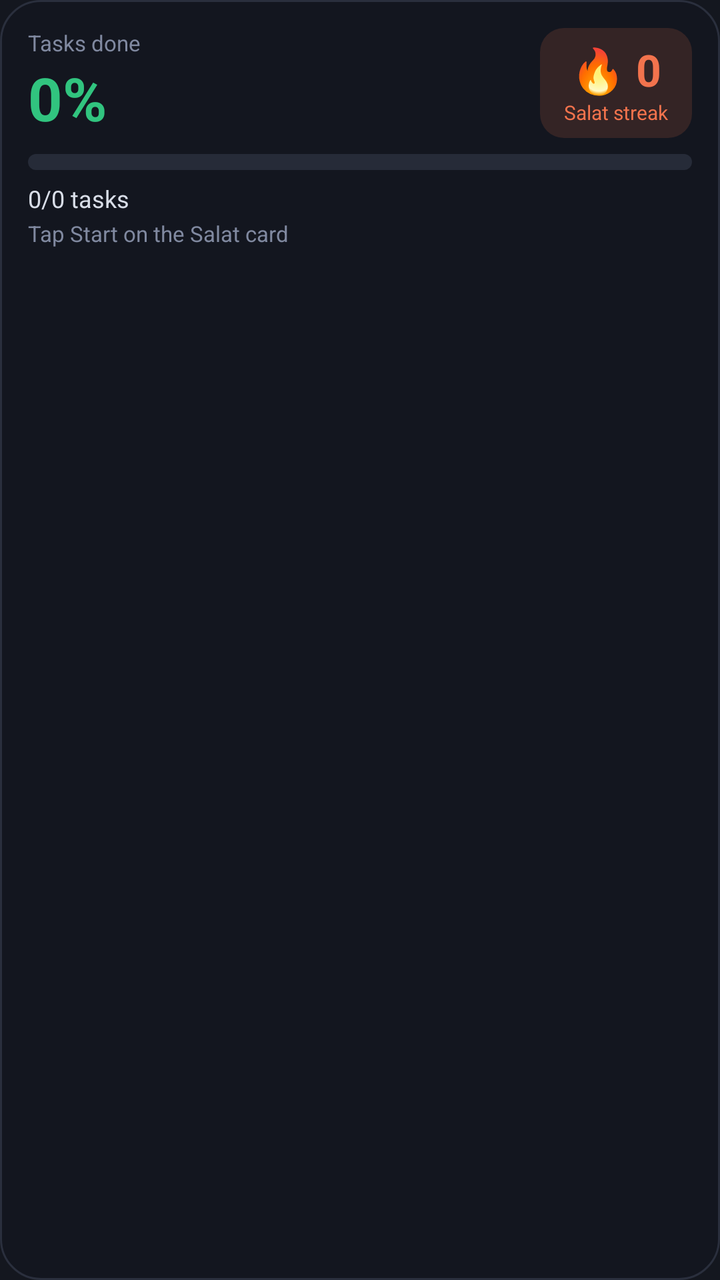
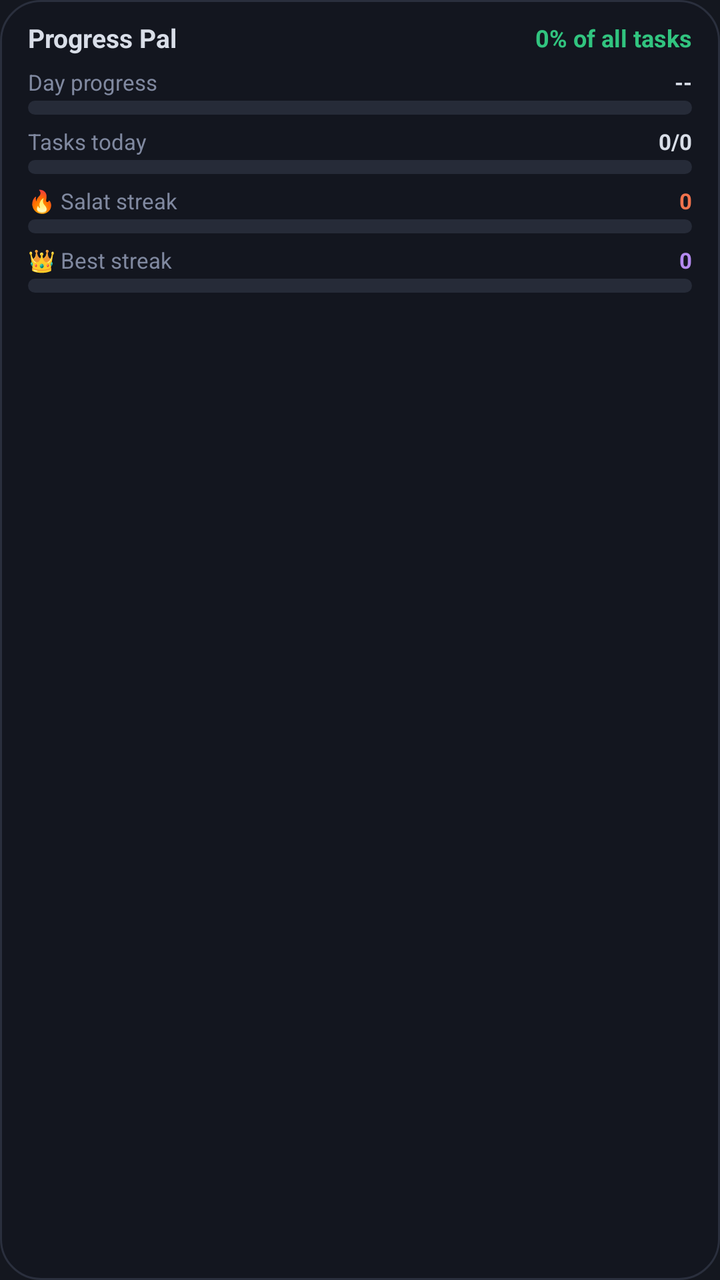

Before-and-after screenshots of an Android layout around one commit, followed by the original layout XML and the change that was made.
<!-- AndroidManifest.xml: application theme Theme.ProgressPal -->
<!-- res/layout/widget_progress.xml -->
<?xml version="1.0" encoding="utf-8"?>
<LinearLayout xmlns:android="http://schemas.android.com/apk/res/android"
    android:id="@+id/widget_root"
    android:layout_width="match_parent"
    android:layout_height="match_parent"
    android:background="@drawable/widget_bg"
    android:orientation="vertical"
    android:padding="14dp">

    <LinearLayout
        android:layout_width="match_parent"
        android:layout_height="wrap_content"
        android:gravity="center_vertical"
        android:orientation="horizontal">

        <LinearLayout
            android:layout_width="0dp"
            android:layout_height="wrap_content"
            android:layout_weight="1"
            android:orientation="vertical">

            <TextView
                android:layout_width="wrap_content"
                android:layout_height="wrap_content"
                android:text="Tasks done"
                android:textColor="#8089A0"
                android:textSize="11sp" />

            <TextView
                android:id="@+id/widget_percent"
                android:layout_width="wrap_content"
                android:layout_height="wrap_content"
                android:text="0%"
                android:textColor="#31C47F"
                android:textSize="30sp"
                android:textStyle="bold" />
        </LinearLayout>

        <LinearLayout
            android:layout_width="wrap_content"
            android:layout_height="wrap_content"
            android:background="@drawable/widget_chip_bg"
            android:gravity="center_horizontal"
            android:orientation="vertical"
            android:paddingStart="12dp"
            android:paddingTop="6dp"
            android:paddingEnd="12dp"
            android:paddingBottom="6dp">

            <TextView
                android:id="@+id/widget_streak"
                android:layout_width="wrap_content"
                android:layout_height="wrap_content"
                android:text="🔥 0"
                android:textColor="#F2734D"
                android:textSize="22sp"
                android:textStyle="bold" />

            <TextView
                android:layout_width="wrap_content"
                android:layout_height="wrap_content"
                android:text="Salat streak"
                android:textColor="#F2734D"
                android:textSize="10sp" />
        </LinearLayout>
    </LinearLayout>

    <ProgressBar
        android:id="@+id/widget_bar"
        style="@android:style/Widget.ProgressBar.Horizontal"
        android:layout_width="match_parent"
        android:layout_height="8dp"
        android:layout_marginTop="8dp"
        android:max="100"
        android:progress="0"
        android:progressDrawable="@drawable/widget_progress_bar" />

    <TextView
        android:id="@+id/widget_detail"
        android:layout_width="match_parent"
        android:layout_height="wrap_content"
        android:layout_marginTop="6dp"
        android:text="0/0 tasks"
        android:textColor="#D9DEE8"
        android:textSize="12sp" />

    <TextView
        android:id="@+id/widget_salat"
        android:layout_width="match_parent"
        android:layout_height="wrap_content"
        android:layout_marginTop="2dp"
        android:text="Tap Start on the Salat card"
        android:textColor="#8089A0"
        android:textSize="11sp" />
</LinearLayout>
<!-- resources referenced by this layout -->
<resources>
  <!-- drawable widget_chip_bg (drawable) -->
  <?xml version="1.0" encoding="utf-8"?>
  <shape xmlns:android="http://schemas.android.com/apk/res/android" android:shape="rectangle">
      <solid android:color="#26F2734D" />
      <corners android:radius="12dp" />
  </shape>
  <!-- drawable widget_progress_bar (drawable) -->
  <?xml version="1.0" encoding="utf-8"?>
  <layer-list xmlns:android="http://schemas.android.com/apk/res/android">
      <item android:id="@android:id/background">
          <shape android:shape="rectangle">
              <solid android:color="#262B38" />
              <corners android:radius="6dp" />
          </shape>
      </item>
      <item android:id="@android:id/progress">
          <clip>
              <shape android:shape="rectangle">
                  <gradient android:startColor="#EDD81C" android:endColor="#22C25A" android:angle="0" />
                  <corners android:radius="6dp" />
              </shape>
          </clip>
      </item>
  </layer-list>
  <!-- unchanged entries left out for length: 3 -->
</resources>

<!-- the commit's change to res/layout/widget_progress.xml (unified diff, before → after) -->
@@ -5,91 +5,61 @@
     android:layout_height="match_parent"
     android:background="@drawable/widget_bg"
     android:orientation="vertical"
-    android:padding="14dp">
+    android:paddingStart="14dp"
+    android:paddingTop="10dp"
+    android:paddingEnd="14dp"
+    android:paddingBottom="10dp">
 
+    
     <LinearLayout
         android:layout_width="match_parent"
         android:layout_height="wrap_content"
         android:gravity="center_vertical"
         android:orientation="horizontal">
 
-        <LinearLayout
+        <TextView
             android:layout_width="0dp"
             android:layout_height="wrap_content"
             android:layout_weight="1"
-            android:orientation="vertical">
+            android:text="Progress Pal"
+            android:textColor="#D9DEE8"
+            android:textSize="13sp"
+            android:textStyle="bold" />
 
-            <TextView
-                android:layout_width="wrap_content"
-                android:layout_height="wrap_content"
-                android:text="Tasks done"
-                android:textColor="#8089A0"
-                android:textSize="11sp" />
-
-            <TextView
-                android:id="@+id/widget_percent"
-                android:layout_width="wrap_content"
-                android:layout_height="wrap_content"
-                android:text="0%"
-                android:textColor="#31C47F"
-                android:textSize="30sp"
-                android:textStyle="bold" />
-        </LinearLayout>
-
-        <LinearLayout
+        <TextView
+            android:id="@+id/widget_percent"
             android:layout_width="wrap_content"
             android:layout_height="wrap_content"
-            android:background="@drawable/widget_chip_bg"
-            android:gravity="center_horizontal"
-            android:orientation="vertical"
-            android:paddingStart="12dp"
-            android:paddingTop="6dp"
-            android:paddingEnd="12dp"
-            android:paddingBottom="6dp">
-
-            <TextView
-                android:id="@+id/widget_streak"
-                android:layout_width="wrap_content"
-                android:layout_height="wrap_content"
-                android:text="🔥 0"
-                android:textColor="#F2734D"
-                android:textSize="22sp"
-                android:textStyle="bold" />
-
-            <TextView
-                android:layout_width="wrap_content"
-                android:layout_height="wrap_content"
-                android:text="Salat streak"
-                android:textColor="#F2734D"
-                android:textSize="10sp" />
-        </LinearLayout>
+            android:text="0% of all tasks"
+            android:textColor="#31C47F"
+            android:textSize="12sp"
+            android:textStyle="bold" />
     </LinearLayout>
 
-    <ProgressBar
-        android:id="@+id/widget_bar"
-        style="@android:style/Widget.ProgressBar.Horizontal"
-        android:layout_width="match_parent"
-        android:layout_height="8dp"
-        android:layout_marginTop="8dp"
-        android:max="100"
-        android:progress="0"
-        android:progressDrawable="@drawable/widget_progress_bar" />
+    
+    <LinearLayout style="@style/WidgetRow">
+        <TextView style="@style/WidgetLabel" android:text="Day progress" />
+        <TextView android:id="@+id/widget_day_value" style="@style/WidgetValue" android:text="--" />
+    </LinearLayout>
+    <ProgressBar android:id="@+id/widget_day_bar" style="@style/WidgetBar" android:progressDrawable="@drawable/widget_bar_time" />
 
-    <TextView
-        android:id="@+id/widget_detail"
-        android:layout_width="match_parent"
-        android:layout_height="wrap_content"
-        android:layout_marginTop="6dp"
-        android:text="0/0 tasks"
-        android:textColor="#D9DEE8"
-        android:textSize="12sp" />
+    
+    <LinearLayout style="@style/WidgetRow">
+        <TextView style="@style/WidgetLabel" android:text="Tasks today" />
+        <TextView android:id="@+id/widget_task_value" style="@style/WidgetValue" android:text="0/0" />
+    </LinearLayout>
+    <ProgressBar android:id="@+id/widget_task_bar" style="@style/WidgetBar" android:progressDrawable="@drawable/widget_bar_task" />
 
-    <TextView
-        android:id="@+id/widget_salat"
-        android:layout_width="match_parent"
-        android:layout_height="wrap_content"
-        android:layout_marginTop="2dp"
-        android:text="Tap Start on the Salat card"
-        android:textColor="#8089A0"
-        android:textSize="11sp" />
+    
+    <LinearLayout style="@style/WidgetRow">
+        <TextView style="@style/WidgetLabel" android:text="🔥 Salat streak" />
+        <TextView android:id="@+id/widget_current_value" style="@style/WidgetValue" android:textColor="#F2734D" android:text="0" />
+    </LinearLayout>
+    <ProgressBar android:id="@+id/widget_current_bar" style="@style/WidgetBar" android:progressDrawable="@drawable/widget_bar_current" />
+
+    <LinearLayout style="@style/WidgetRow">
+        <TextView style="@style/WidgetLabel" android:text="👑 Best streak" />
+        <TextView android:id="@+id/widget_best_value" style="@style/WidgetValue" android:textColor="#B48AF0" android:text="0" />
+    </LinearLayout>
+    <ProgressBar android:id="@+id/widget_best_bar" style="@style/WidgetBar" android:progressDrawable="@drawable/widget_bar_best" />
 </LinearLayout>
<!-- resource entries referenced after the edit -->
@@ -1,12 +1,42 @@
 <!-- resources referenced by this layout -->
 <resources>
-  <!-- drawable widget_chip_bg (drawable) -->
+  <!-- drawable widget_bar_best (drawable) -->
   <?xml version="1.0" encoding="utf-8"?>
-  <shape xmlns:android="http://schemas.android.com/apk/res/android" android:shape="rectangle">
-      <solid android:color="#26F2734D" />
-      <corners android:radius="12dp" />
-  </shape>
-  <!-- drawable widget_progress_bar (drawable) -->
+  <layer-list xmlns:android="http://schemas.android.com/apk/res/android">
+      <item android:id="@android:id/background">
+          <shape android:shape="rectangle">
+              <solid android:color="#262B38" />
+              <corners android:radius="6dp" />
+          </shape>
+      </item>
+      <item android:id="@android:id/progress">
+          <clip>
+              <shape android:shape="rectangle">
+                  <gradient android:startColor="#9A5CD6" android:endColor="#4F8CF0" android:angle="0" />
+                  <corners android:radius="6dp" />
+              </shape>
+          </clip>
+      </item>
+  </layer-list>
+  <!-- drawable widget_bar_current (drawable) -->
+  <?xml version="1.0" encoding="utf-8"?>
+  <layer-list xmlns:android="http://schemas.android.com/apk/res/android">
+      <item android:id="@android:id/background">
+          <shape android:shape="rectangle">
+              <solid android:color="#262B38" />
+              <corners android:radius="6dp" />
+          </shape>
+      </item>
+      <item android:id="@android:id/progress">
+          <clip>
+              <shape android:shape="rectangle">
+                  <gradient android:startColor="#F2734D" android:endColor="#F2A60D" android:angle="0" />
+                  <corners android:radius="6dp" />
+              </shape>
+          </clip>
+      </item>
+  </layer-list>
+  <!-- drawable widget_bar_task (drawable) -->
   <?xml version="1.0" encoding="utf-8"?>
   <layer-list xmlns:android="http://schemas.android.com/apk/res/android">
       <item android:id="@android:id/background">
@@ -24,6 +54,50 @@
           </clip>
       </item>
   </layer-list>
+  <!-- drawable widget_bar_time (drawable) -->
+  <?xml version="1.0" encoding="utf-8"?>
+  <layer-list xmlns:android="http://schemas.android.com/apk/res/android">
+      <item android:id="@android:id/background">
+          <shape android:shape="rectangle">
+              <solid android:color="#262B38" />
+              <corners android:radius="6dp" />
+          </shape>
+      </item>
+      <item android:id="@android:id/progress">
+          <clip>
+              <shape android:shape="rectangle">
+                  <gradient android:startColor="#FF9933" android:endColor="#E61919" android:angle="0" />
+                  <corners android:radius="6dp" />
+              </shape>
+          </clip>
+      </item>
+  </layer-list>
+  <style name="WidgetBar" parent="@android:style/Widget.ProgressBar.Horizontal">
+          <item name="android:layout_width">match_parent</item>
+          <item name="android:layout_height">7dp</item>
+          <item name="android:layout_marginTop">2dp</item>
+          <item name="android:max">100</item>
+      </style>
+  <style name="WidgetLabel">
+          <item name="android:layout_width">0dp</item>
+          <item name="android:layout_height">wrap_content</item>
+          <item name="android:layout_weight">1</item>
+          <item name="android:textColor">#8089A0</item>
+          <item name="android:textSize">11sp</item>
+      </style>
+  <style name="WidgetRow">
+          <item name="android:layout_width">match_parent</item>
+          <item name="android:layout_height">wrap_content</item>
+          <item name="android:layout_marginTop">6dp</item>
+          <item name="android:orientation">horizontal</item>
+      </style>
+  <style name="WidgetValue">
+          <item name="android:layout_width">wrap_content</item>
+          <item name="android:layout_height">wrap_content</item>
+          <item name="android:textColor">#D9DEE8</item>
+          <item name="android:textSize">11sp</item>
+          <item name="android:textStyle">bold</item>
+      </style>
   <!-- unchanged entries left out for length: 3 -->
 </resources>
 
